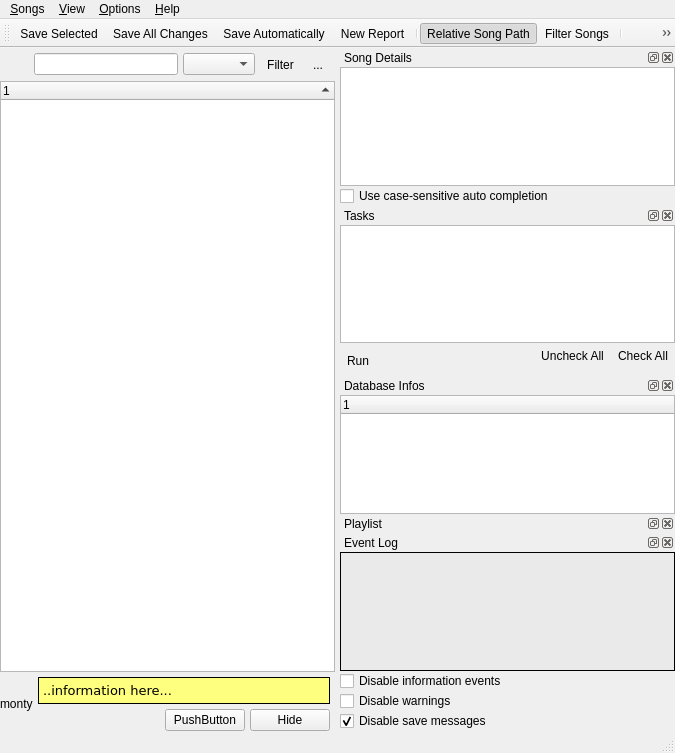
Qt form uman/src/QUMainWindow.ui (UltraStar-Deluxe/UltraStar-Manager) before a commit.
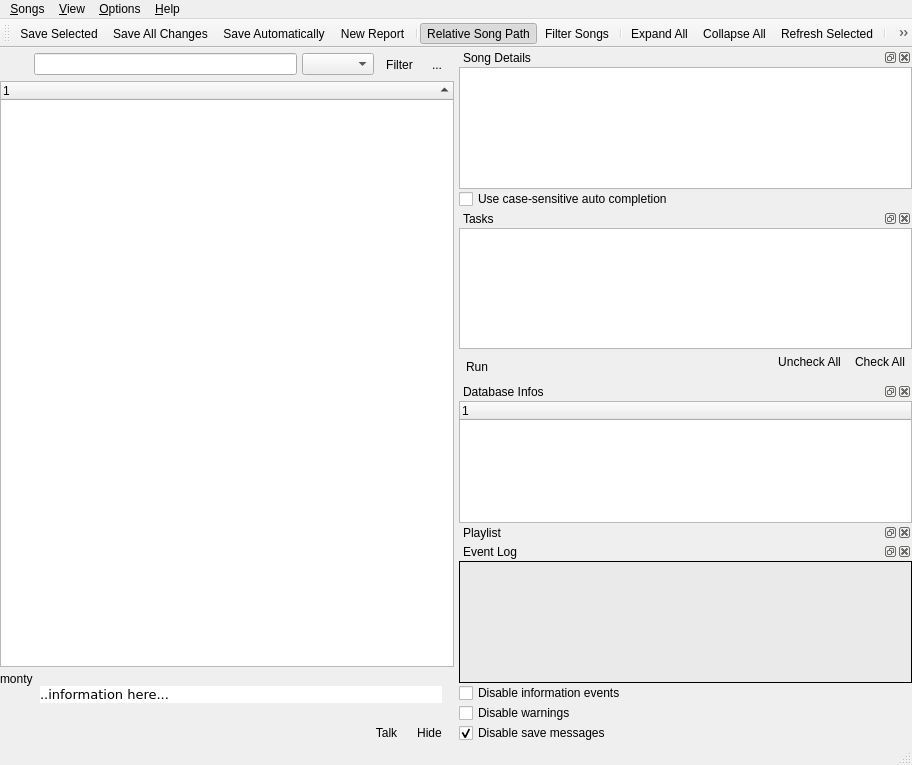
The same form after that commit. Icons and pictures are not drawn. Custom widgets are drawn as their Qt base class.

Commit message: speech bubble for monty, talk button for monty

```diff
--- a/uman/src/QUMainWindow.ui
+++ b/uman/src/QUMainWindow.ui
@@ -5,8 +5,8 @@
    <rect>
     <x>0</x>
     <y>0</y>
-    <width>675</width>
-    <height>753</height>
+    <width>912</width>
+    <height>765</height>
    </rect>
   </property>
   <property name="acceptDrops" >
@@ -24,24 +24,19 @@
     <rect>
      <x>0</x>
      <y>47</y>
-     <width>675</width>
-     <height>685</height>
+     <width>912</width>
+     <height>697</height>
     </rect>
    </property>
-   <layout class="QHBoxLayout" name="horizontalLayout_2" >
-    <property name="spacing" >
-     <number>0</number>
-    </property>
-    <property name="margin" >
-     <number>0</number>
-    </property>
-    <item>
-     <layout class="QHBoxLayout" >
+   <layout class="QHBoxLayout" name="horizontalLayout_4" >
       <property name="spacing" >
        <number>5</number>
       </property>
+    <property name="margin" >
+     <number>0</number>
+    </property>
       <item>
-       <layout class="QVBoxLayout" >
+     <layout class="QVBoxLayout" name="verticalLayout_6" >
         <property name="spacing" >
          <number>5</number>
         </property>
@@ -192,9 +187,9 @@
           <property name="frameShadow" >
            <enum>QFrame::Raised</enum>
           </property>
-          <layout class="QHBoxLayout" >
+        <layout class="QHBoxLayout" name="horizontalLayout_3" >
            <property name="spacing" >
-            <number>5</number>
+          <number>0</number>
            </property>
            <property name="leftMargin" >
             <number>0</number>
@@ -218,6 +213,9 @@
                <property name="text" >
                 <string>monty</string>
                </property>
+             <property name="alignment" >
+              <set>Qt::AlignLeading|Qt::AlignLeft|Qt::AlignTop</set>
+             </property>
               </widget>
              </item>
              <item>
@@ -239,9 +237,105 @@
             </layout>
            </item>
            <item>
-            <layout class="QVBoxLayout" >
+          <layout class="QVBoxLayout" name="verticalLayout_5" >
+           <property name="spacing" >
+            <number>5</number>
+           </property>
+           <item>
+            <layout class="QHBoxLayout" name="horizontalLayout_2" >
+             <property name="spacing" >
+              <number>0</number>
+             </property>
+             <item>
+              <layout class="QVBoxLayout" name="verticalLayout_2" >
+               <property name="spacing" >
+                <number>0</number>
+               </property>
+               <item>
+                <widget class="QLabel" name="label" >
+                 <property name="sizePolicy" >
+                  <sizepolicy vsizetype="Fixed" hsizetype="Fixed" >
+                   <horstretch>0</horstretch>
+                   <verstretch>0</verstretch>
+                  </sizepolicy>
+                 </property>
+                 <property name="text" >
+                  <string/>
+                 </property>
+                 <property name="pixmap" >
+                  <pixmap resource="images/uman.qrc" >:/bubble/speech1.png</pixmap>
+                 </property>
+                </widget>
+               </item>
+               <item>
+                <widget class="QLabel" name="label_3" >
+                 <property name="sizePolicy" >
+                  <sizepolicy vsizetype="Preferred" hsizetype="Fixed" >
+                   <horstretch>0</horstretch>
+                   <verstretch>0</verstretch>
+                  </sizepolicy>
+                 </property>
+                 <property name="text" >
+                  <string/>
+                 </property>
+                 <property name="pixmap" >
+                  <pixmap resource="images/uman.qrc" >:/bubble/speech2.png</pixmap>
+                 </property>
+                 <property name="scaledContents" >
+                  <bool>true</bool>
+                 </property>
+                </widget>
+               </item>
+               <item>
+                <widget class="QLabel" name="label_2" >
+                 <property name="sizePolicy" >
+                  <sizepolicy vsizetype="Fixed" hsizetype="Fixed" >
+                   <horstretch>0</horstretch>
+                   <verstretch>0</verstretch>
+                  </sizepolicy>
+                 </property>
+                 <property name="text" >
+                  <string/>
+                 </property>
+                 <property name="pixmap" >
+                  <pixmap resource="images/uman.qrc" >:/bubble/speech6.png</pixmap>
+                 </property>
+                </widget>
+               </item>
+              </layout>
+             </item>
+             <item>
+              <layout class="QVBoxLayout" name="verticalLayout_3" >
+               <property name="spacing" >
+                <number>0</number>
+               </property>
+               <item>
+                <widget class="QLabel" name="label_4" >
+                 <property name="sizePolicy" >
+                  <sizepolicy vsizetype="Fixed" hsizetype="Preferred" >
+                   <horstretch>0</horstretch>
+                   <verstretch>0</verstretch>
+                  </sizepolicy>
+                 </property>
+                 <property name="text" >
+                  <string/>
+                 </property>
+                 <property name="pixmap" >
+                  <pixmap resource="images/uman.qrc" >:/bubble/speech4.png</pixmap>
+                 </property>
+                 <property name="scaledContents" >
+                  <bool>true</bool>
+                 </property>
+                </widget>
+               </item>
              <item>
               <widget class="QLabel" name="helpLbl" >
+                 <property name="sizePolicy" >
+                  <sizepolicy vsizetype="Preferred" hsizetype="Preferred" >
+                   <horstretch>0</horstretch>
+                   <verstretch>0</verstretch>
+                  </sizepolicy>
+                 </property>
                <property name="palette" >
                 <palette>
                  <active>
@@ -259,7 +353,7 @@
                     <color alpha="255" >
                      <red>255</red>
                      <green>255</green>
-                     <blue>127</blue>
+                       <blue>255</blue>
                     </color>
                    </brush>
                   </colorrole>
@@ -279,7 +373,7 @@
                     <color alpha="255" >
                      <red>255</red>
                      <green>255</green>
-                     <blue>127</blue>
+                       <blue>255</blue>
                     </color>
                    </brush>
                   </colorrole>
@@ -290,7 +384,7 @@
                     <color alpha="255" >
                      <red>255</red>
                      <green>255</green>
-                     <blue>127</blue>
+                       <blue>255</blue>
                     </color>
                    </brush>
                   </colorrole>
@@ -299,7 +393,7 @@
                     <color alpha="255" >
                      <red>255</red>
                      <green>255</green>
-                     <blue>127</blue>
+                       <blue>255</blue>
                     </color>
                    </brush>
                   </colorrole>
@@ -316,7 +410,7 @@
                 <bool>true</bool>
                </property>
                <property name="frameShape" >
-                <enum>QFrame::Box</enum>
+                  <enum>QFrame::NoFrame</enum>
                </property>
                <property name="frameShadow" >
                 <enum>QFrame::Plain</enum>
@@ -342,6 +436,87 @@
               </widget>
              </item>
              <item>
+                <widget class="QLabel" name="label_5" >
+                 <property name="sizePolicy" >
+                  <sizepolicy vsizetype="Fixed" hsizetype="Preferred" >
+                   <horstretch>0</horstretch>
+                   <verstretch>0</verstretch>
+                  </sizepolicy>
+                 </property>
+                 <property name="text" >
+                  <string/>
+                 </property>
+                 <property name="pixmap" >
+                  <pixmap resource="images/uman.qrc" >:/bubble/speech5.png</pixmap>
+                 </property>
+                 <property name="scaledContents" >
+                  <bool>true</bool>
+                 </property>
+                </widget>
+               </item>
+              </layout>
+             </item>
+             <item>
+              <layout class="QVBoxLayout" name="verticalLayout_4" >
+               <property name="spacing" >
+                <number>0</number>
+               </property>
+               <item>
+                <widget class="QLabel" name="label_6" >
+                 <property name="sizePolicy" >
+                  <sizepolicy vsizetype="Fixed" hsizetype="Fixed" >
+                   <horstretch>0</horstretch>
+                   <verstretch>0</verstretch>
+                  </sizepolicy>
+                 </property>
+                 <property name="text" >
+                  <string/>
+                 </property>
+                 <property name="pixmap" >
+                  <pixmap resource="images/uman.qrc" >:/bubble/speech8.png</pixmap>
+                 </property>
+                </widget>
+               </item>
+               <item>
+                <widget class="QLabel" name="label_7" >
+                 <property name="sizePolicy" >
+                  <sizepolicy vsizetype="Preferred" hsizetype="Fixed" >
+                   <horstretch>0</horstretch>
+                   <verstretch>0</verstretch>
+                  </sizepolicy>
+                 </property>
+                 <property name="text" >
+                  <string/>
+                 </property>
+                 <property name="pixmap" >
+                  <pixmap resource="images/uman.qrc" >:/bubble/speech3.png</pixmap>
+                 </property>
+                 <property name="scaledContents" >
+                  <bool>true</bool>
+                 </property>
+                </widget>
+               </item>
+               <item>
+                <widget class="QLabel" name="label_8" >
+                 <property name="sizePolicy" >
+                  <sizepolicy vsizetype="Fixed" hsizetype="Fixed" >
+                   <horstretch>0</horstretch>
+                   <verstretch>0</verstretch>
+                  </sizepolicy>
+                 </property>
+                 <property name="text" >
+                  <string/>
+                 </property>
+                 <property name="pixmap" >
+                  <pixmap resource="images/uman.qrc" >:/bubble/speech7.png</pixmap>
+                 </property>
+                </widget>
+               </item>
+              </layout>
+             </item>
+            </layout>
+           </item>
+           <item>
               <layout class="QHBoxLayout" >
                <item>
                 <spacer>
@@ -357,17 +532,37 @@
                 </spacer>
                </item>
                <item>
-                <widget class="QPushButton" name="pushButton" >
+              <widget class="QToolButton" name="talkMontyBtn" >
                  <property name="text" >
-                  <string>PushButton</string>
+                <string>Talk</string>
+               </property>
+               <property name="icon" >
+                <iconset resource="images/uman.qrc" >
+                 <normaloff>:/types/comment.png</normaloff>:/types/comment.png</iconset>
+               </property>
+               <property name="toolButtonStyle" >
+                <enum>Qt::ToolButtonTextBesideIcon</enum>
+               </property>
+               <property name="autoRaise" >
+                <bool>true</bool>
                  </property>
                 </widget>
                </item>
                <item>
-                <widget class="QPushButton" name="hideMontyBtn" >
+              <widget class="QToolButton" name="hideMontyBtn" >
                  <property name="text" >
                   <string>Hide</string>
                  </property>
+               <property name="icon" >
+                <iconset resource="images/uman.qrc" >
+                 <normaloff>:/control/eye.png</normaloff>:/control/eye.png</iconset>
+               </property>
+               <property name="toolButtonStyle" >
+                <enum>Qt::ToolButtonTextBesideIcon</enum>
+               </property>
+               <property name="autoRaise" >
+                <bool>true</bool>
+               </property>
                 </widget>
                </item>
               </layout>
@@ -394,8 +589,8 @@
             <rect>
              <x>0</x>
              <y>20</y>
-             <width>332</width>
-             <height>130</height>
+           <width>451</width>
+           <height>133</height>
             </rect>
            </property>
            <layout class="QVBoxLayout" >
@@ -472,8 +667,8 @@
             <rect>
              <x>0</x>
              <y>20</y>
-             <width>332</width>
-             <height>153</height>
+           <width>451</width>
+           <height>157</height>
             </rect>
            </property>
            <layout class="QVBoxLayout" >
@@ -641,8 +836,8 @@
             <rect>
              <x>0</x>
              <y>20</y>
-             <width>332</width>
-             <height>111</height>
+           <width>451</width>
+           <height>114</height>
             </rect>
            </property>
            <layout class="QVBoxLayout" name="verticalLayout" >
@@ -712,8 +907,8 @@
             <rect>
              <x>0</x>
              <y>20</y>
-             <width>332</width>
-             <height>171</height>
+           <width>451</width>
+           <height>175</height>
             </rect>
            </property>
            <layout class="QVBoxLayout" >
@@ -840,26 +1035,13 @@
        </layout>
       </item>
      </layout>
-    </item>
-   </layout>
-   <widget class="QWidget" name="layoutWidget" >
-    <property name="geometry" >
-     <rect>
-      <x>0</x>
-      <y>0</y>
-      <width>100</width>
-      <height>30</height>
-     </rect>
-    </property>
-    <layout class="QHBoxLayout" name="horizontalLayout_3" />
-   </widget>
   </widget>
   <widget class="QMenuBar" name="menubar" >
    <property name="geometry" >
     <rect>
      <x>0</x>
      <y>0</y>
-     <width>675</width>
+     <width>912</width>
      <height>21</height>
     </rect>
    </property>
@@ -933,8 +1115,8 @@
    <property name="geometry" >
     <rect>
      <x>0</x>
-     <y>732</y>
-     <width>675</width>
+     <y>744</y>
+     <width>912</width>
      <height>21</height>
     </rect>
    </property>
@@ -944,7 +1126,7 @@
     <rect>
      <x>0</x>
      <y>21</y>
-     <width>675</width>
+     <width>912</width>
      <height>26</height>
     </rect>
    </property>
```
Left out of the diff: 2 changed lines with no effect on the pictures. Lines whose indentation alone changed are shown as unchanged. The commit also changes 14 other files.
